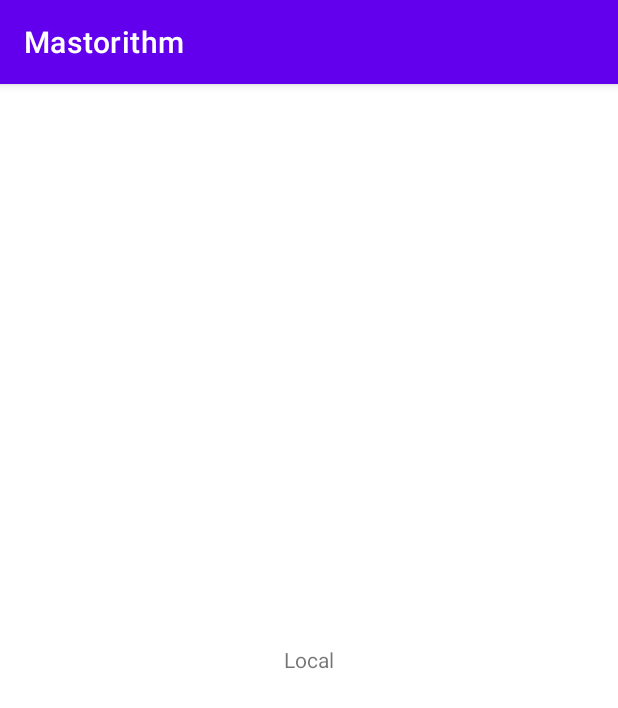
After one commit to CubeOfCheese/Mastorithm, an Android app: the fragment Local shown on its own in the app's theme, on a phone screen of 412 x 824 dp. The commit adds this screen. Shown: the top 708 px of the screen. Run offline under Robolectric (Android 15) with nearby library versions, the phone set to English and light mode, and no system bars.

Commit message:
Adds tab navigation and organization

```diff
--- /dev/null
+++ b/app/src/main/java/com/cubeofcheese/mastorithm/Fragments/Local.kt
@@ -0,0 +1,20 @@
+package com.cubeofcheese.mastorithm.Fragments
+
+import android.os.Bundle
+import androidx.fragment.app.Fragment
+import android.view.LayoutInflater
+import android.view.View
+import android.view.ViewGroup
+import com.cubeofcheese.mastorithm.R
+
+class Local : Fragment() {
+
+    override fun onCreateView(
+        inflater: LayoutInflater, container: ViewGroup?,
+        savedInstanceState: Bundle?
+    ): View? {
+        // Inflate the layout for this fragment
+        return inflater.inflate(R.layout.fragment_local, container, false)
+    }
+
+}
--- /dev/null
+++ b/app/src/main/res/layout/fragment_local.xml
@@ -0,0 +1,14 @@
+<?xml version="1.0" encoding="utf-8"?>
+<FrameLayout xmlns:android="http://schemas.android.com/apk/res/android"
+    xmlns:tools="http://schemas.android.com/tools"
+    android:layout_width="match_parent"
+    android:layout_height="match_parent"
+    tools:context=".Fragments.Local">
+
+    <TextView
+        android:layout_width="match_parent"
+        android:layout_height="match_parent"
+        android:text="Local"
+        android:gravity="center"/>
+
+</FrameLayout>
```
Also changed, not shown: app/src/main/java/com/cubeofcheese/mastorithm/Fragments/Home.kt (added, +106 -0 lines), app/src/main/java/com/cubeofcheese/mastorithm/Fragments/Trending.kt (added, +20 -0 lines), app/src/main/java/com/cubeofcheese/mastorithm/MainActivity.kt (+18 -67 lines), app/src/main/java/com/cubeofcheese/mastorithm/PageAdapter.kt (added, +29 -0 lines), app/src/main/res/layout/activity_main.xml (+14 -12 lines), app/src/main/res/layout/fragment_home.xml (added, +26 -0 lines), app/src/main/res/layout/fragment_trending.xml (added, +13 -0 lines).
